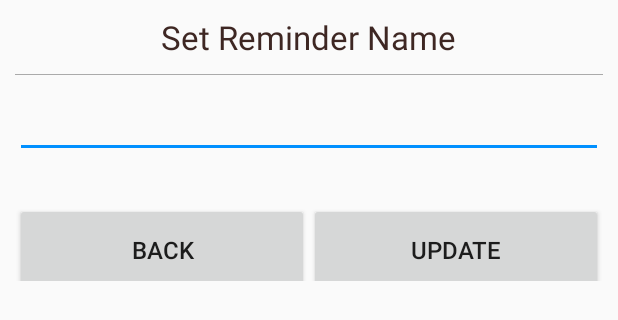
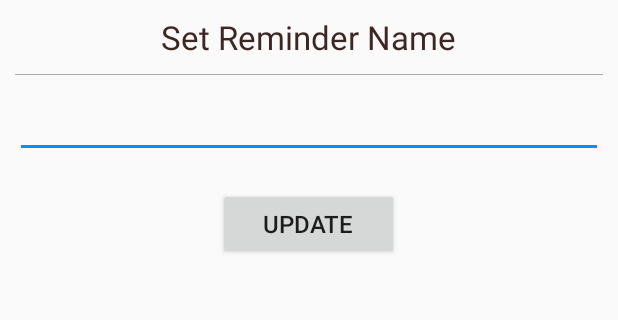
Before and after one commit to sai626/ListApp, an Android app: the layout reminder_editor_name.xml on its own in the app's theme, with its tools: preview values and no code run, on a phone screen of 412 x 824 dp. Shown: the top 320 px of the screen. Run offline under Robolectric (Android 15) with nearby library versions, the phone set to English and light mode, and no system bars.

```diff
--- a/app/src/main/AndroidManifest.xml
+++ b/app/src/main/AndroidManifest.xml
@@ -11,7 +11,7 @@
         android:theme="@style/AppTheme">
         <activity
             android:name=".Activities.MainActivity"
-            android:label="@string/title_activity_main">
+            android:label="@string/app_name">
             <intent-filter>
                 <action android:name="android.intent.action.MAIN" />
 
--- a/app/src/main/res/layout/reminder_editor_name.xml
+++ b/app/src/main/res/layout/reminder_editor_name.xml
@@ -22,33 +22,21 @@
         android:layout_width="match_parent"
         android:layout_height="wrap_content"
         android:id="@+id/reminderName"
+        android:lines="1"
         android:layout_marginTop="10dp"/>
 
-    <LinearLayout
-        android:layout_width="match_parent"
-        android:layout_height="wrap_content"
-        android:orientation="horizontal">
         <Button
-            android:layout_width="0dp"
+            android:layout_width="wrap_content"
             android:layout_height="wrap_content"
             android:layout_gravity="center"
-            android:layout_weight="1"
-            android:text="Back"
-            android:id="@+id/previous"
-            android:layout_marginTop="20dp"
-            android:textSize="16sp"
-            android:padding="20dp"
-            android:textAllCaps="true"/>
-        <Button
-            android:layout_width="0dp"
-            android:layout_height="wrap_content"
-            android:layout_gravity="center"
-            android:layout_weight="1"
             android:text="Update"
             android:id="@+id/update"
             android:layout_marginTop="20dp"
+            android:paddingLeft="30dp"
+            android:paddingRight="30dp"
+            android:paddingTop="10dp"
+            android:paddingBottom="10dp"
             android:textSize="16sp"
-            android:padding="20dp"
             android:textAllCaps="true"/>
-    </LinearLayout>
+
 </LinearLayout>
--- a/app/src/main/res/layout/reminder_layout.xml
+++ b/app/src/main/res/layout/reminder_layout.xml
@@ -5,7 +5,8 @@
     android:layout_width="match_parent"
     android:layout_height="wrap_content"
     android:id="@+id/reminder"
-    android:background="?attr/selectableItemBackground">
+    android:background="?attr/selectableItemBackground"
+    android:paddingTop="10dp">
 
     <TextView
         android:layout_width="match_parent"
@@ -32,7 +33,8 @@
             android:id="@+id/active"
             android:layout_width="0dp"
             android:layout_height="wrap_content"
-            android:layout_weight="1" />
+            android:layout_weight="1"
+            android:padding="10dp"/>
     </LinearLayout>
 
     <View
```
Also changed, not shown: app/src/main/java/r201/vista/lake/listapp/Adaptors/ReminderAdapter.java (+28 -11 lines), app/src/main/java/r201/vista/lake/listapp/DialogFragments/ReminderNameEditDF.java (+26 -0 lines), app/src/main/java/r201/vista/lake/listapp/Interfaces/OnUpdateListener.java (added, +10 -0 lines).
